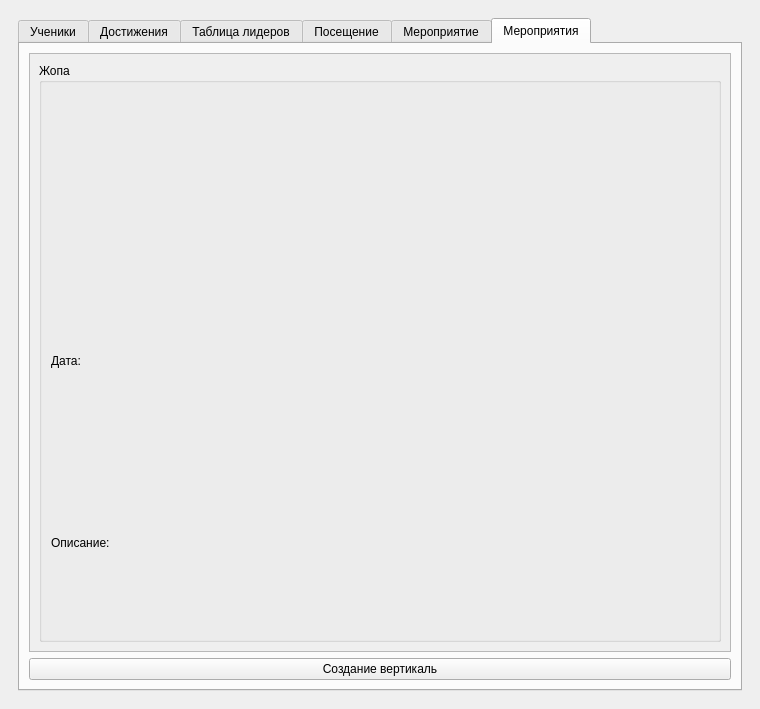
Above: main_ui_proba.ui from Dimarom4/SmartQube before the change. Below: the same form after it.
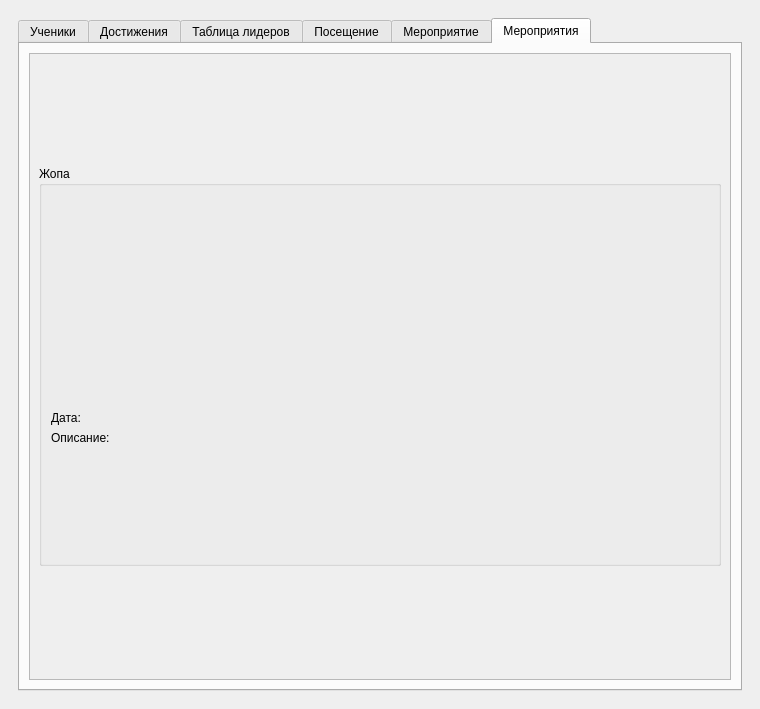
That is the form after the change. Icons and pictures are not drawn.

```diff
--- a/main_ui_proba.ui
+++ b/main_ui_proba.ui
@@ -956,25 +956,91 @@
                  <x>0</x>
                  <y>0</y>
                  <width>698</width>
-                 <height>598</height>
+                 <height>627</height>
                 </rect>
                </property>
                <layout class="QGridLayout" name="gridLayout_8">
                 <item row="0" column="0">
                  <widget class="QGroupBox" name="groupBox">
+                  <property name="enabled">
+                   <bool>true</bool>
+                  </property>
+                  <property name="sizePolicy">
+                   <sizepolicy hsizetype="MinimumExpanding" vsizetype="Fixed">
+                    <horstretch>0</horstretch>
+                    <verstretch>0</verstretch>
+                   </sizepolicy>
+                  </property>
+                  <property name="minimumSize">
+                   <size>
+                    <width>230</width>
+                    <height>400</height>
+                   </size>
+                  </property>
+                  <property name="sizeIncrement">
+                   <size>
+                    <width>0</width>
+                    <height>0</height>
+                   </size>
+                  </property>
+                  <property name="baseSize">
+                   <size>
+                    <width>0</width>
+                    <height>0</height>
+                   </size>
+                  </property>
                   <property name="title">
                    <string>Жопа</string>
                   </property>
                   <layout class="QGridLayout" name="gridLayout_9">
                    <item row="2" column="0">
                     <widget class="QLabel" name="label_8">
+                     <property name="sizePolicy">
+                      <sizepolicy hsizetype="MinimumExpanding" vsizetype="Ignored">
+                       <horstretch>0</horstretch>
+                       <verstretch>0</verstretch>
+                      </sizepolicy>
+                     </property>
+                     <property name="baseSize">
+                      <size>
+                       <width>0</width>
+                       <height>0</height>
+                      </size>
+                     </property>
                      <property name="text">
                       <string>Описание:</string>
                      </property>
+                     <property name="textFormat">
+                      <enum>Qt::AutoText</enum>
+                     </property>
+                     <property name="alignment">
+                      <set>Qt::AlignLeading|Qt::AlignLeft|Qt::AlignTop</set>
+                     </property>
+                     <property name="wordWrap">
+                      <bool>true</bool>
+                     </property>
                     </widget>
                    </item>
                    <item row="0" column="0">
                     <widget class="QLabel" name="label_7">
+                     <property name="sizePolicy">
+                      <sizepolicy hsizetype="Ignored" vsizetype="Expanding">
+                       <horstretch>0</horstretch>
+                       <verstretch>0</verstretch>
+                      </sizepolicy>
+                     </property>
+                     <property name="minimumSize">
+                      <size>
+                       <width>0</width>
+                       <height>0</height>
+                      </size>
+                     </property>
+                     <property name="maximumSize">
+                      <size>
+                       <width>210</width>
+                       <height>210</height>
+                      </size>
+                     </property>
                      <property name="text">
                       <string/>
                      </property>
@@ -985,6 +1051,12 @@
                    </item>
                    <item row="1" column="0">
                     <widget class="QLabel" name="label_6">
+                     <property name="sizePolicy">
+                      <sizepolicy hsizetype="Minimum" vsizetype="Maximum">
+                       <horstretch>0</horstretch>
+                       <verstretch>0</verstretch>
+                      </sizepolicy>
+                     </property>
                      <property name="text">
                       <string>Дата:</string>
                      </property>
@@ -997,13 +1069,6 @@
               </widget>
              </widget>
             </item>
-            <item>
-             <widget class="QPushButton" name="pushButton_4">
-              <property name="text">
-               <string>Создание вертикаль</string>
-              </property>
-             </widget>
-            </item>
            </layout>
           </widget>
          </widget>
```
Left out of the diff: 3 changed lines with no effect on the pictures.
